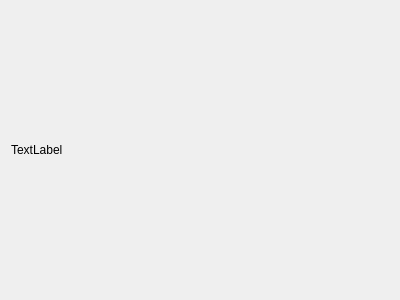
The window that HTitleButton.ui (c95000/DemoCube) describes before a commit, drawn with Qt 5.
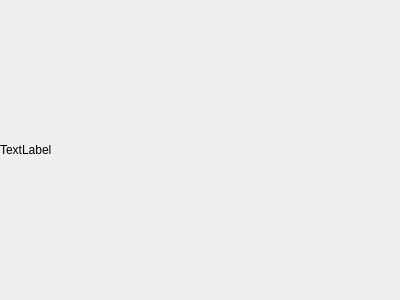
The same window after the commit. Custom widgets are drawn as their Qt base class.

What changed in the file:
```diff
--- a/HTitleButton.ui
+++ b/HTitleButton.ui
@@ -14,6 +14,21 @@
    <string>Form</string>
   </property>
   <layout class="QHBoxLayout" name="horizontalLayout">
+   <property name="spacing">
+    <number>2</number>
+   </property>
+   <property name="leftMargin">
+    <number>0</number>
+   </property>
+   <property name="topMargin">
+    <number>0</number>
+   </property>
+   <property name="rightMargin">
+    <number>0</number>
+   </property>
+   <property name="bottomMargin">
+    <number>0</number>
+   </property>
    <item>
     <widget class="QLabel" name="label">
      <property name="text">
```
Left out of the diff: 2 changed lines with no effect on the pictures.
